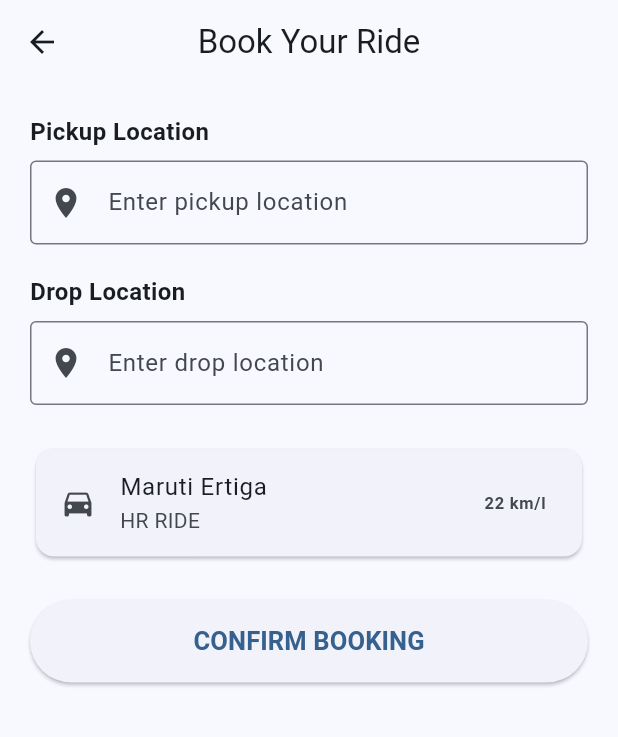
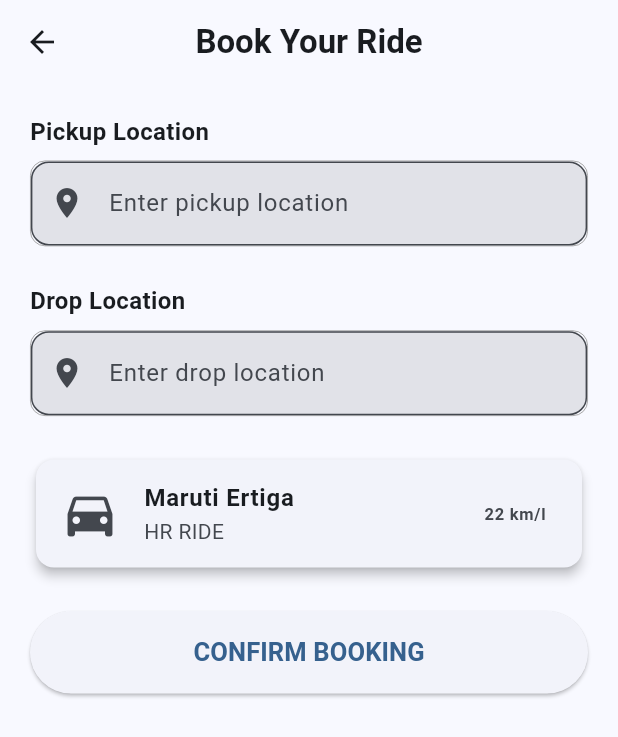
Before and after one commit to skramjanali/Hr-ride, a Flutter app: the BookingPage screen opened directly, on a phone screen of 412 x 824 dp. Shown: the top 737 px of the screen. Run offline on Flutter 3.47's test engine with Material 3 defaults, Android fonts, the phone set to English and light mode, and no system bars; drawn by our look-alikes of google_places_flutter.

Commit message:
Integrate Google Places API for location input
Added Google Places API integration for pickup and drop location selection.

```diff
--- a/lib/main.dart
+++ b/lib/main.dart
@@ -1,4 +1,6 @@
 import 'package:flutter/material.dart';
+import 'package:google_places_flutter/google_places_flutter.dart';
+import 'package:google_places_flutter/model/prediction.dart';
 
 void main() {
   runApp(const HRRideApp());
@@ -96,6 +98,9 @@ class _BookingPageState extends State<BookingPage> {
   final pickupController = TextEditingController();
   final dropController = TextEditingController();
 
+  // এখানে আপনার Google Maps API Key বসাবেন
+  final String googleApiKey = 'YOUR_GOOGLE_MAPS_API_KEY';
+
   @override
   void dispose() {
     pickupController.dispose();
@@ -103,11 +108,25 @@ class _BookingPageState extends State<BookingPage> {
     super.dispose();
   }
 
+  InputDecoration locationDecoration(String hint) {
+    return InputDecoration(
+      hintText: hint,
+      prefixIcon: const Icon(Icons.location_on),
+      border: OutlineInputBorder(
+        borderRadius: BorderRadius.circular(12),
+      ),
+      filled: true,
+    );
+  }
+
   @override
   Widget build(BuildContext context) {
     return Scaffold(
       appBar: AppBar(
-        title: const Text('Book Your Ride'),
+        title: const Text(
+          'Book Your Ride',
+          style: TextStyle(fontWeight: FontWeight.bold),
+        ),
         centerTitle: true,
       ),
       body: SingleChildScrollView(
@@ -122,16 +141,56 @@ class _BookingPageState extends State<BookingPage> {
                 fontWeight: FontWeight.bold,
               ),
             ),
+
             const SizedBox(height: 8),
-            TextField(
-              controller: pickupController,
-              decoration: const InputDecoration(
-                hintText: 'Enter pickup location',
-                prefixIcon: Icon(Icons.location_on),
-                border: OutlineInputBorder(),
+
+            GooglePlaceAutoCompleteTextField(
+              textEditingController: pickupController,
+              googleAPIKey: googleApiKey,
+              inputDecoration: locationDecoration(
+                'Enter pickup location',
               ),
+              debounceTime: 600,
+              countries: const ['in'],
+              isLatLngRequired: true,
+              getPlaceDetailWithLatLng: (Prediction prediction) {
+                debugPrint(
+                  'Pickup: ${prediction.description}',
+                );
+                debugPrint(
+                  'Latitude: ${prediction.lat}',
+                );
+                debugPrint(
+                  'Longitude: ${prediction.lng}',
+                );
+              },
+              itemClick: (Prediction prediction) {
+                pickupController.text =
+                    prediction.description ?? '';
+                pickupController.selection =
+                    TextSelection.fromPosition(
+                  TextPosition(
+                    offset: pickupController.text.length,
+                  ),
+                );
+              },
+              itemBuilder: (
+                BuildContext context,
+                int index,
+                Prediction prediction,
+              ) {
+                return ListTile(
+                  leading: const Icon(Icons.location_on),
+                  title: Text(
+                    prediction.description ?? '',
+                  ),
+                );
+              },
+              seperatedBuilder: const Divider(),
             ),
-            const SizedBox(height: 20),
+
+            const SizedBox(height: 25),
+
             const Text(
               'Drop Location',
               style: TextStyle(
@@ -139,38 +198,93 @@ class _BookingPageState extends State<BookingPage> {
                 fontWeight: FontWeight.bold,
               ),
             ),
+
             const SizedBox(height: 8),
-            TextField(
-              controller: dropController,
-              decoration: const InputDecoration(
-                hintText: 'Enter drop location',
-                prefixIcon: Icon(Icons.location_on),
-                border: OutlineInputBorder(),
+
+            GooglePlaceAutoCompleteTextField(
+              textEditingController: dropController,
+              googleAPIKey: googleApiKey,
+              inputDecoration: locationDecoration(
+                'Enter drop location',
               ),
+              debounceTime: 600,
+              countries: const ['in'],
+              isLatLngRequired: true,
+              getPlaceDetailWithLatLng: (Prediction prediction) {
+                debugPrint(
+                  'Drop: ${prediction.description}',
+                );
+                debugPrint(
+                  'Latitude: ${prediction.lat}',
+                );
+                debugPrint(
+                  'Longitude: ${prediction.lng}',
+                );
+              },
+              itemClick: (Prediction prediction) {
+                dropController.text =
+                    prediction.description ?? '';
+                dropController.selection =
+                    TextSelection.fromPosition(
+                  TextPosition(
+                    offset: dropController.text.length,
+                  ),
+                );
+              },
+              itemBuilder: (
+                BuildContext context,
+                int index,
+                Prediction prediction,
+              ) {
+                return ListTile(
+                  leading: const Icon(Icons.location_on),
+                  title: Text(
+                    prediction.description ?? '',
+                  ),
+                );
+              },
+              seperatedBuilder: const Divider(),
             ),
+
             const SizedBox(height: 25),
+
             Card(
-              child: ListTile(
-                leading: const Icon(Icons.directions_car),
-                title: const Text('Maruti Ertiga'),
-                subtitle: const Text('HR RIDE'),
-                trailing: const Text(
+              elevation: 3,
+              child: const ListTile(
+                leading: Icon(
+                  Icons.directions_car,
+                  size: 40,
+                ),
+                title: Text(
+                  'Maruti Ertiga',
+                  style: TextStyle(
+                    fontWeight: FontWeight.bold,
+                  ),
+                ),
+                subtitle: Text('HR RIDE'),
+                trailing: Text(
                   '22 km/l',
-                  style: TextStyle(fontWeight: FontWeight.bold),
+                  style: TextStyle(
+                    fontWeight: FontWeight.bold,
+                  ),
                 ),
               ),
             ),
+
             const SizedBox(height: 25),
+
             SizedBox(
               width: double.infinity,
               height: 55,
               child: ElevatedButton(
                 onPressed: () {
-                  if (pickupController.text.isEmpty ||
-                      dropController.text.isEmpty) {
+                  if (pickupController.text.trim().isEmpty ||
+                      dropController.text.trim().isEmpty) {
                     ScaffoldMessenger.of(context).showSnackBar(
                       const SnackBar(
-                        content: Text('Please enter pickup and drop location'),
+                        content: Text(
+                          'Please select pickup and drop location',
+                        ),
                       ),
                     );
                     return;
@@ -178,7 +292,9 @@ class _BookingPageState extends State<BookingPage> {
 
                   ScaffoldMessenger.of(context).showSnackBar(
                     const SnackBar(
-                      content: Text('Booking request submitted!'),
+                      content: Text(
+                        'Booking request submitted!',
+                      ),
                     ),
                   );
                 },
```
